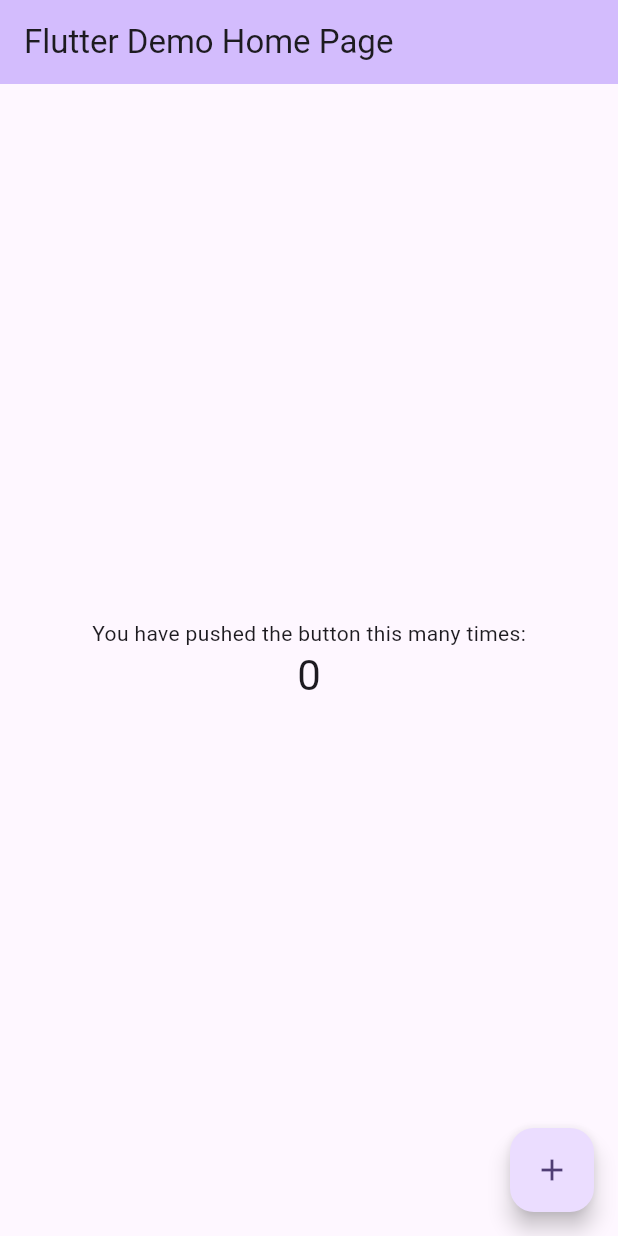
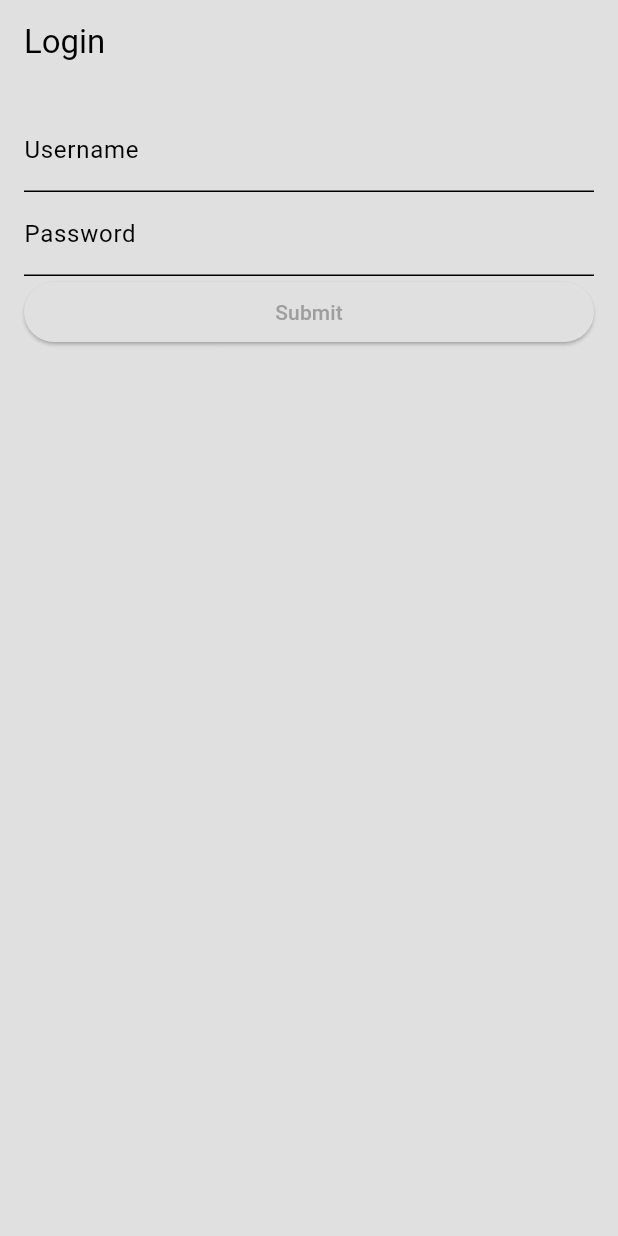
Before and after one commit to salahbm/junkie, a Flutter app: the screen it shows after launch, on a phone screen of 412 x 824 dp. Run offline on Flutter 3.47's test engine with Material 3 defaults, Android fonts, the light colour scheme and no system bars.

Commit message:
[add]: theme

```diff
--- a/lib/app.dart
+++ b/lib/app.dart
@@ -0,0 +1,17 @@
+import 'package:flutter/material.dart';
+import 'package:junkie/screens/auth/login_page.dart';
+import 'package:junkie/themes/theme_provider.dart';
+import 'package:provider/provider.dart';
+
+class MyApp extends StatelessWidget {
+  const MyApp({super.key});
+
+  @override
+  Widget build(BuildContext context) {
+    return MaterialApp(
+      debugShowCheckedModeBanner: false,
+      home: const LoginPage(),
+      theme: Provider.of<ThemeProvider>(context).themeData,
+    );
+  }
+}
--- a/lib/main.dart
+++ b/lib/main.dart
@@ -1,125 +1,9 @@
 import 'package:flutter/material.dart';
+import 'package:junkie/app.dart';
+import 'package:junkie/themes/theme_provider.dart';
+import 'package:provider/provider.dart';
 
 void main() {
-  runApp(const MyApp());
+  runApp(ChangeNotifierProvider(
+      create: (_) => ThemeProvider(), child: const MyApp()));
 }
-
-class MyApp extends StatelessWidget {
-  const MyApp({super.key});
-
-  // This widget is the root of your application.
-  @override
-  Widget build(BuildContext context) {
-    return MaterialApp(
-      title: 'Flutter Demo',
-      theme: ThemeData(
-        // This is the theme of your application.
-        //
-        // TRY THIS: Try running your application with "flutter run". You'll see
-        // the application has a purple toolbar. Then, without quitting the app,
-        // try changing the seedColor in the colorScheme below to Colors.green
-        // and then invoke "hot reload" (save your changes or press the "hot
-        // reload" button in a Flutter-supported IDE, or press "r" if you used
-        // the command line to start the app).
-        //
-        // Notice that the counter didn't reset back to zero; the application
-        // state is not lost during the reload. To reset the state, use hot
-        // restart instead.
-        //
-        // This works for code too, not just values: Most code changes can be
-        // tested with just a hot reload.
-        colorScheme: ColorScheme.fromSeed(seedColor: Colors.deepPurple),
-        useMaterial3: true,
-      ),
-      home: const MyHomePage(title: 'Flutter Demo Home Page'),
-    );
-  }
-}
-
-class MyHomePage extends StatefulWidget {
-  const MyHomePage({super.key, required this.title});
-
-  // This widget is the home page of your application. It is stateful, meaning
-  // that it has a State object (defined below) that contains fields that affect
-  // how it looks.
-
-  // This class is the configuration for the state. It holds the values (in this
-  // case the title) provided by the parent (in this case the App widget) and
-  // used by the build method of the State. Fields in a Widget subclass are
-  // always marked "final".
-
-  final String title;
-
-  @override
-  State<MyHomePage> createState() => _MyHomePageState();
-}
-
-class _MyHomePageState extends State<MyHomePage> {
-  int _counter = 0;
-
-  void _incrementCounter() {
-    setState(() {
-      // This call to setState tells the Flutter framework that something has
-      // changed in this State, which causes it to rerun the build method below
-      // so that the display can reflect the updated values. If we changed
-      // _counter without calling setState(), then the build method would not be
-      // called again, and so nothing would appear to happen.
-      _counter++;
-    });
-  }
-
-  @override
-  Widget build(BuildContext context) {
-    // This method is rerun every time setState is called, for instance as done
-    // by the _incrementCounter method above.
-    //
-    // The Flutter framework has been optimized to make rerunning build methods
-    // fast, so that you can just rebuild anything that needs updating rather
-    // than having to individually change instances of widgets.
-    return Scaffold(
-      appBar: AppBar(
-        // TRY THIS: Try changing the color here to a specific color (to
-        // Colors.amber, perhaps?) and trigger a hot reload to see the AppBar
-        // change color while the other colors stay the same.
-        backgroundColor: Theme.of(context).colorScheme.inversePrimary,
-        // Here we take the value from the MyHomePage object that was created by
-        // the App.build method, and use it to set our appbar title.
-        title: Text(widget.title),
-      ),
-      body: Center(
-        // Center is a layout widget. It takes a single child and positions it
-        // in the middle of the parent.
-        child: Column(
-          // Column is also a layout widget. It takes a list of children and
-          // arranges them vertically. By default, it sizes itself to fit its
-          // children horizontally, and tries to be as tall as its parent.
-          //
-          // Column has various properties to control how it sizes itself and
-          // how it positions its children. Here we use mainAxisAlignment to
-          // center the children vertically; the main axis here is the vertical
-          // axis because Columns are vertical (the cross axis would be
-          // horizontal).
-          //
-          // TRY THIS: Invoke "debug painting" (choose the "Toggle Debug Paint"
-          // action in the IDE, or press "p" in the console), to see the
-          // wireframe for each widget.
-          mainAxisAlignment: MainAxisAlignment.center,
-          children: <Widget>[
-            const Text(
-              'You have pushed the button this many times:',
-            ),
-            Text(
-              '$_counter',
-              style: Theme.of(context).textTheme.headlineMedium,
-            ),
-          ],
-        ),
-      ),
-      floatingActionButton: FloatingActionButton(
-        onPressed: _incrementCounter,
-        tooltip: 'Increment',
-        child: const Icon(Icons.add),
-      ), // This trailing comma makes auto-formatting nicer for build methods.
-    );
-  }
-}
--- /dev/null
+++ b/lib/screens/auth/login_page.dart
@@ -0,0 +1,64 @@
+import 'package:flutter/material.dart';
+
+class LoginPage extends StatefulWidget {
+  const LoginPage({super.key});
+
+  @override
+  _LoginPageState createState() => _LoginPageState();
+}
+
+class _LoginPageState extends State<LoginPage> {
+  final _formKey = GlobalKey<FormState>();
+  final _usernameController = TextEditingController();
+  final _passwordController = TextEditingController();
+
+  @override
+  Widget build(BuildContext context) {
+    return Scaffold(
+      appBar: AppBar(
+        title: Text('Login'),
+      ),
+      body: Padding(
+        padding: const EdgeInsets.all(16.0),
+        child: Form(
+          key: _formKey,
+          child: Column(
+            crossAxisAlignment: CrossAxisAlignment.stretch,
+            children: <Widget>[
+              TextFormField(
+                controller: _usernameController,
+                decoration: const InputDecoration(labelText: 'Username'),
+                validator: (value) {
+                  if (value!.isEmpty) {
+                    return 'Please enter your username';
+                  }
+                  return null;
+                },
+              ),
+              TextFormField(
+                controller: _passwordController,
+                decoration: const InputDecoration(labelText: 'Password'),
+                obscureText: true,
+                validator: (value) {
+                  if (value!.isEmpty) {
+                    return 'Please enter your password';
+                  }
+                  return null;
+                },
+              ),
+              ElevatedButton(
+                onPressed: () {
+                  if (_formKey.currentState!.validate()) {
+                    // TODO: Implement login logic
+                    Navigator.pushNamed(context, '/home');
+                  }
+                },
+                child: const Text('Submit'),
+              ),
+            ],
+          ),
+        ),
+      ),
+    );
+  }
+}
--- /dev/null
+++ b/lib/themes/dark_mode.dart
@@ -0,0 +1,11 @@
+import 'package:flutter/material.dart';
+
+ThemeData darkMode = ThemeData(
+  colorScheme: ColorScheme.dark(
+    surface: const Color.fromARGB(255, 20, 20, 20),
+    primary: const Color.fromARGB(255, 122, 122, 122),
+    secondary: const Color.fromARGB(255, 30, 30, 30),
+    tertiary: const Color.fromARGB(255, 47, 47, 47),
+    inversePrimary: Colors.grey.shade700,
+  ),
+);
--- /dev/null
+++ b/lib/themes/light_mode.dart
@@ -0,0 +1,11 @@
+import 'package:flutter/material.dart';
+
+ThemeData lightMode = ThemeData(
+  colorScheme: ColorScheme.light(
+    surface: Colors.grey.shade300,
+    primary: Colors.grey.shade500,
+    secondary: Colors.grey.shade100,
+    tertiary: Colors.white,
+    inversePrimary: Colors.grey.shade700,
+  ),
+);
--- /dev/null
+++ b/lib/themes/theme_provider.dart
@@ -0,0 +1,21 @@
+import 'package:flutter/material.dart';
+import 'package:junkie/themes/dark_mode.dart';
+import 'package:junkie/themes/light_mode.dart';
+
+class ThemeProvider extends ChangeNotifier {
+  ThemeData _themeData = lightMode;
+
+  ThemeData get themeData => _themeData;
+
+  bool get isDarkMode => _themeData == darkMode;
+
+  set themeData(ThemeData value) {
+    _themeData = value;
+    notifyListeners();
+  }
+
+  void toggleTheme() {
+    _themeData = isDarkMode ? lightMode : darkMode;
+    notifyListeners();
+  }
+}
--- a/packages/user_repo/lib/src/entities/entities.dart
+++ /dev/null
@@ -1 +0,0 @@
-export 'user_entity.dart';
--- a/packages/user_repo/lib/src/models/models.dart
+++ /dev/null
@@ -1 +0,0 @@
-export 'my-user.dart';
--- a/packages/user_repo/lib/user_repo.dart
+++ /dev/null
@@ -1,6 +0,0 @@
-library user_repo;
-
-export 'src/entities/entities.dart';
-export 'src/models/models.dart';
-export 'src/users.dart';
-export 'src/firebase_user_repo.dart';
--- a/pubspec.yaml
+++ b/pubspec.yaml
@@ -35,6 +35,7 @@ dependencies:
   # The following adds the Cupertino Icons font to your application.
   # Use with the CupertinoIcons class for iOS style icons.
   cupertino_icons: ^1.0.6
+  provider: ^6.1.2
 
 dev_dependencies:
   flutter_test:
```
Also changed, not shown: packages/app_repo/pubspec.yaml (deleted, +0 -18 lines), packages/user_repo/lib/src/entities/user_entity.dart (deleted, +0 -29 lines), packages/user_repo/lib/src/firebase_user_repo.dart (deleted, +0 -70 lines), packages/user_repo/lib/src/models/my-user.dart (deleted, +0 -35 lines), packages/user_repo/lib/src/users.dart (deleted, +0 -10 lines), packages/user_repo/pubspec.yaml (deleted, +0 -22 lines), lib/app_view.dart (deleted), packages/app_repo/pubspec.lock (deleted), packages/user_repo/pubspec.lock (deleted), pubspec.lock.
